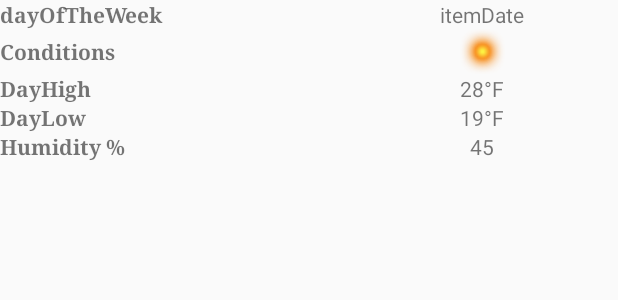
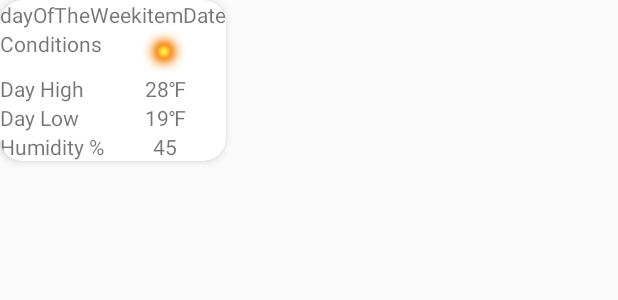
Before and after one commit to Donolaktys/AndroidBase_25.04.20, an Android app: the layout item_view_day.xml on its own in the app's theme, with its tools: preview values and no code run, on a phone screen of 412 x 824 dp. Shown: the top 300 px of the screen. Run offline under Robolectric (Android 15) with nearby library versions, the phone set to English and light mode, and no system bars.

Commit message:
Макет для item_view_day.xml_v3

```diff
--- a/app/src/main/java/ru/geekbrains/meteoapp/Constants.java
+++ b/app/src/main/java/ru/geekbrains/meteoapp/Constants.java
@@ -1,13 +1,9 @@
 package ru.geekbrains.meteoapp;
 
-import android.telephony.mbms.MbmsErrors;
-
 public interface Constants {
-    public final String CITY = "ru.geekbrains.meteo_app.city";
+    public final String CITY = "ru.geekbrains.meteoapp.city";
     public final int REQUEST_CODE_CITY = 1;
-    public final String LOCALITY_LABEL = "ru.geekbrains.meteo_app.mainActivity.localityChoice";
-    public final String TEMPERATURE_LABEL = "ru.geekbrains.meteo_app.mainActivity.temperature";
-    public final String MEASURE_LABEL = "ru.geekbrains.meteo_app.mainActivity.measure";
-    public final String MEASUREMENT_CELSIUS = "\u2103";
-    public final String MEASUREMENT_FAHRENHEIT = "\u2109";
+    public final String LOCALITY_LABEL = "ru.geekbrains.meteoapp.mainActivity.localityChoice";
+    public final String TEMPERATURE_LABEL = "ru.geekbrains.meteoapp.mainActivity.temperature";
+    public final String MEASURE_LABEL = "ru.geekbrains.meteoapp.mainActivity.measure";
 }
--- a/app/src/main/java/ru/geekbrains/meteoapp/MainActivity.java
+++ b/app/src/main/java/ru/geekbrains/meteoapp/MainActivity.java
@@ -43,7 +43,7 @@ public class MainActivity extends AppCompatActivity implements Constants {
 //        weekFragment = new WeekFragment();
 
         //единица измерения по умолчанию
-        measure.setText(MEASUREMENT_FAHRENHEIT);
+        measure.setText(getApplicationContext().getString(R.string.MEASUREMENT_FAHRENHEIT));
 
 //        String[] cities = getResources().getStringArray(R.array.viewDay);
 //
--- a/app/src/main/res/layout/item_view_day.xml
+++ b/app/src/main/res/layout/item_view_day.xml
@@ -1,103 +1,132 @@
 <?xml version="1.0" encoding="utf-8"?>
-<TableLayout xmlns:android="http://schemas.android.com/apk/res/android"
-    android:id="@+id/tableLayout1"
-    android:layout_width="match_parent"
-    android:layout_height="match_parent"
-    android:shrinkColumns="*"
-    android:stretchColumns="*">
+<android.support.v7.widget.CardView xmlns:android="http://schemas.android.com/apk/res/android"
+    xmlns:app="http://schemas.android.com/apk/res-auto"
+    xmlns:tools="http://schemas.android.com/tools"
+    android:layout_width="wrap_content"
+    android:layout_height="wrap_content"
+    app:cardCornerRadius="15dp"
+    app:cardElevation="3dp">
 
-    <TableRow
-        android:id="@+id/tableRow1"
-        android:layout_width="match_parent"
-        android:layout_height="wrap_content">
+    <LinearLayout
+        android:layout_width="wrap_content"
+        android:layout_height="wrap_content"
+        android:orientation="vertical">
+
+        <LinearLayout
+            android:layout_width="wrap_content"
+            android:layout_height="wrap_content"
+            android:orientation="horizontal">
 
             <TextView
-            android:id="@+id/itemDayOfTheWeek"
-            android:text="dayOfTheWeek"
-            android:textStyle="bold"
-            android:typeface="serif">
-        </TextView>
+                android:id="@+id/dayOfTheWeek"
+                android:layout_width="wrap_content"
+                android:layout_height="match_parent"
+                android:gravity="start"
+                android:text="@string/dayOfTheWeek" />
 
             <TextView
                 android:id="@+id/itemDate"
-            android:gravity="center_horizontal"
-            android:text="itemDate">
-        </TextView>
-    </TableRow>
+                android:layout_width="match_parent"
+                android:layout_height="match_parent"
+                android:text="@string/itemDate" />
 
-    <TableRow
-        android:id="@+id/tableRow2"
+        </LinearLayout>
+
+        <LinearLayout
             android:layout_width="match_parent"
             android:layout_height="wrap_content"
-        android:gravity="center">
+            android:orientation="horizontal">
 
             <TextView
                 android:id="@+id/itemConditions"
-            android:text="Conditions"
-            android:textStyle="bold"
-            android:typeface="serif">
-        </TextView>
+                android:layout_width="wrap_content"
+                android:layout_height="match_parent"
+                android:text="@string/itemConditions" />
 
             <ImageView
-            android:id="@+id/imageViewConditions"
-            android:src="@drawable/sunny">
-        </ImageView>
-    </TableRow>
+                android:id="@+id/imageConditions"
+                android:layout_gravity="center_horizontal"
+                android:layout_width="match_parent"
+                android:layout_height="wrap_content"
+                app:srcCompat="@drawable/sunny" />
+        </LinearLayout>
 
-    <TableRow
-        android:id="@+id/tableRow3"
+        <LinearLayout
             android:layout_width="match_parent"
-        android:layout_height="wrap_content">
+            android:layout_height="wrap_content"
+            android:orientation="horizontal">
 
             <TextView
                 android:id="@+id/itemDayHigh"
-            android:text="DayHigh"
-            android:textStyle="bold"
-            android:typeface="serif">
-        </TextView>
+                android:layout_width="0dp"
+                android:layout_height="wrap_content"
+                android:layout_weight="2"
+                android:text="@string/itemDayHigh" />
 
             <TextView
-            android:id="@+id/itemDayHighTemp"
-            android:gravity="center_horizontal"
-            android:text="28°F">
-        </TextView>
-    </TableRow>
+                android:id="@+id/dataDayHigh"
+                android:layout_width="0dp"
+                android:layout_height="wrap_content"
+                android:layout_weight="1"
+                android:gravity="end"
+                android:text="@string/dataDayHigh" />
 
-    <TableRow
-        android:id="@+id/tableRow4"
+            <TextView
+                android:id="@+id/itemDayHighMeasure"
+                android:layout_width="0dp"
+                android:layout_height="wrap_content"
+                android:layout_weight="1"
+                android:gravity="start"
+                android:text="@string/MEASUREMENT_FAHRENHEIT" />
+        </LinearLayout>
+
+        <LinearLayout
             android:layout_width="match_parent"
-        android:layout_height="wrap_content">
+            android:layout_height="wrap_content"
+            android:orientation="horizontal">
 
             <TextView
                 android:id="@+id/itemDayLow"
-            android:text="DayLow"
-            android:textStyle="bold"
-            android:typeface="serif">
-        </TextView>
+                android:layout_width="0dp"
+                android:layout_height="wrap_content"
+                android:layout_weight="2"
+                android:text="@string/dayLow" />
 
             <TextView
-            android:id="@+id/itemDayHighLow"
-            android:gravity="center_horizontal"
-            android:text="19°F">
-        </TextView>
-    </TableRow>
+                android:id="@+id/dataDayLow"
+                android:layout_width="0dp"
+                android:layout_height="wrap_content"
+                android:layout_weight="1"
+                android:gravity="end"
+                android:text="19" />
 
-    <TableRow
-        android:id="@+id/tableRow5"
+            <TextView
+                android:id="@+id/itemDayLowMeasure"
+                android:layout_width="0dp"
+                android:layout_height="wrap_content"
+                android:layout_weight="1"
+                android:gravity="start"
+                android:text="@string/MEASUREMENT_FAHRENHEIT" />
+
+        </LinearLayout>
+
+        <LinearLayout
             android:layout_width="match_parent"
-        android:layout_height="wrap_content">
+            android:layout_height="wrap_content"
+            android:orientation="horizontal">
 
             <TextView
                 android:id="@+id/itemTextHumidity"
-            android:text="Humidity %"
-            android:textStyle="bold"
-            android:typeface="serif">
-        </TextView>
+                android:layout_width="wrap_content"
+                android:layout_height="match_parent"
+                android:text="@string/itemHumidity" />
 
             <TextView
                 android:id="@+id/itemDataHumidity"
+                android:layout_width="match_parent"
+                android:layout_height="match_parent"
                 android:gravity="center_horizontal"
-            android:text="45">
-        </TextView>
-    </TableRow>
-</TableLayout>
+                android:text="45" />
+        </LinearLayout>
+    </LinearLayout>
+</android.support.v7.widget.CardView>
--- /dev/null
+++ b/app/src/main/res/values/arrays.xml
@@ -0,0 +1,16 @@
+<?xml version="1.0" encoding="utf-8"?>
+<resources>
+    <array name="rainImage">
+        <item>@drawable/sunny</item>
+        <item>@drawable/rain</item>
+    </array>
+    <string-array name="dayOfWeek">
+        <item>Monday</item>
+        <item>Tuesday</item>
+        <item>Wednesday</item>
+        <item>Thursday</item>
+        <item>Friday</item>
+        <item>Saturday</item>
+        <item>Sunday</item>
+    </string-array>
+</resources>
--- a/app/src/main/res/values/strings.xml
+++ b/app/src/main/res/values/strings.xml
@@ -1,4 +1,6 @@
 <resources>
+    <string name="MEASUREMENT_FAHRENHEIT">℉</string>
+    <string name="MEASUREMENT_CELSIUS">℃</string>
     <string name="app_name">MeteoApp</string>
     <string name="localityChoice">Current location</string>
     <string name="temperature"> T </string>
@@ -12,8 +14,14 @@
     <string name="settingsBtnDescription">Settings</string>
     <string name="infoLink"><a>Additional Information</a></string>
     <string name="link">https://en.wikipedia.org/wiki/</string>
-
     <string name="oneDay_blank_fragment">oneDay_blank_fragment</string>
     <string name="threeDay_blank_fragment">threeDay_blank_fragment</string>
     <string name="week_blank_fragment">week_blank_fragment</string>
+    <string name="dayOfTheWeek">dayOfTheWeek</string>
+    <string name="itemDate">itemDate</string>
+    <string name="itemConditions">Conditions</string>
+    <string name="itemDayHigh">Day High</string>
+    <string name="dataDayHigh">28</string>
+    <string name="dayLow">Day Low</string>
+    <string name="itemHumidity">Humidity %</string>
 </resources>
```
Also changed, not shown: app/src/main/res/drawable/rain.png, 1 other file. Lines whose indentation alone changed are shown as unchanged.
